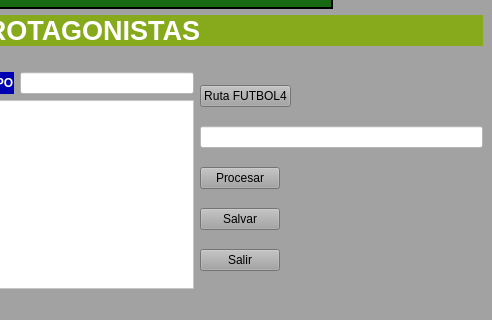
Old version of the form FUTBOL_RELOAD/mainwindow.ui in the repository pcnimdock/FUTBOL_RELOAD; both pictures show x 386 to 878 and y 146 to 466 of the 878 by 466 pixel window.
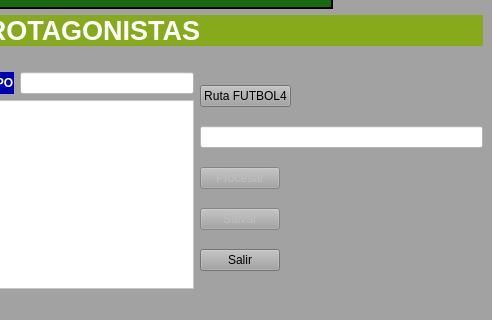
New version of the form. Icons and pictures are not drawn. Custom widgets are drawn as their Qt base class.

Commit message: Añadido cuadro de busqueda de jugadores

```diff
--- a/FUTBOL_RELOAD/mainwindow.ui
+++ b/FUTBOL_RELOAD/mainwindow.ui
@@ -451,6 +451,9 @@
         </item>
         <item>
          <widget class="QPushButton" name="btn_procesar">
+          <property name="enabled">
+           <bool>false</bool>
+          </property>
           <property name="sizePolicy">
            <sizepolicy hsizetype="Fixed" vsizetype="Fixed">
             <horstretch>40</horstretch>
@@ -464,6 +467,9 @@
         </item>
         <item>
          <widget class="QPushButton" name="pushButton_2">
+          <property name="enabled">
+           <bool>false</bool>
+          </property>
           <property name="sizePolicy">
            <sizepolicy hsizetype="Fixed" vsizetype="Fixed">
             <horstretch>40</horstretch>
```
The commit also changes 2 other files.
